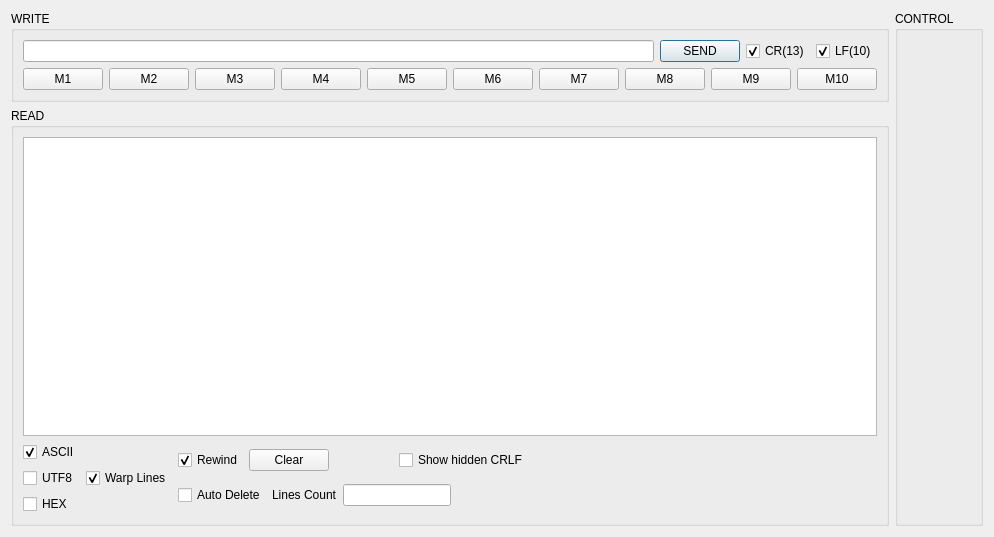
Above: DataVisualizer/serialterminal.ui from DamianPodrazaCode/DataVisualizer before the change. Below: the same form after it.
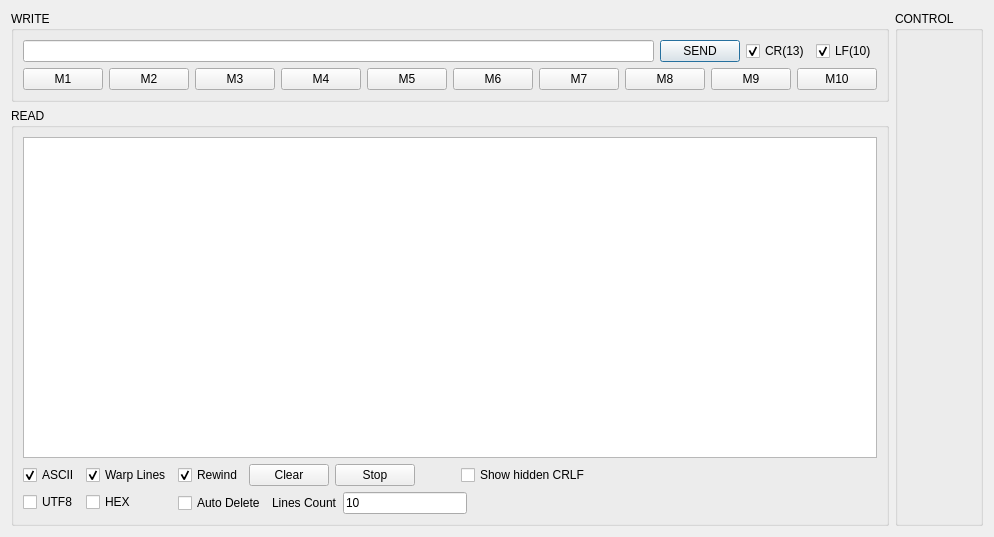
That is the form after the change.

```diff
--- a/DataVisualizer/serialterminal.ui
+++ b/DataVisualizer/serialterminal.ui
@@ -213,15 +213,12 @@
               </property>
              </widget>
             </item>
-            <item>
-             <widget class="QCheckBox" name="cb_hex">
-              <property name="text">
-               <string>HEX</string>
-              </property>
-             </widget>
-            </item>
            </layout>
           </item>
+         </layout>
+        </item>
+        <item>
+         <layout class="QVBoxLayout" name="verticalLayout_3">
           <item>
            <widget class="QCheckBox" name="cb_warp">
             <property name="text">
@@ -232,6 +229,13 @@
             </property>
            </widget>
           </item>
+          <item>
+           <widget class="QCheckBox" name="cb_hex">
+            <property name="text">
+             <string>HEX</string>
+            </property>
+           </widget>
+          </item>
          </layout>
         </item>
         <item>
@@ -255,6 +259,16 @@
               </property>
              </widget>
             </item>
+            <item>
+             <widget class="QPushButton" name="pb_startStop">
+              <property name="text">
+               <string>Stop</string>
+              </property>
+              <property name="checkable">
+               <bool>true</bool>
+              </property>
+             </widget>
+            </item>
             <item>
              <spacer name="horizontalSpacer_3">
               <property name="orientation">
@@ -300,7 +314,11 @@
              </widget>
             </item>
             <item>
-             <widget class="QLineEdit" name="le_lineCount"/>
+             <widget class="QLineEdit" name="le_lineCount">
+              <property name="text">
+               <string>10</string>
+              </property>
+             </widget>
             </item>
             <item>
              <spacer name="horizontalSpacer">
```
